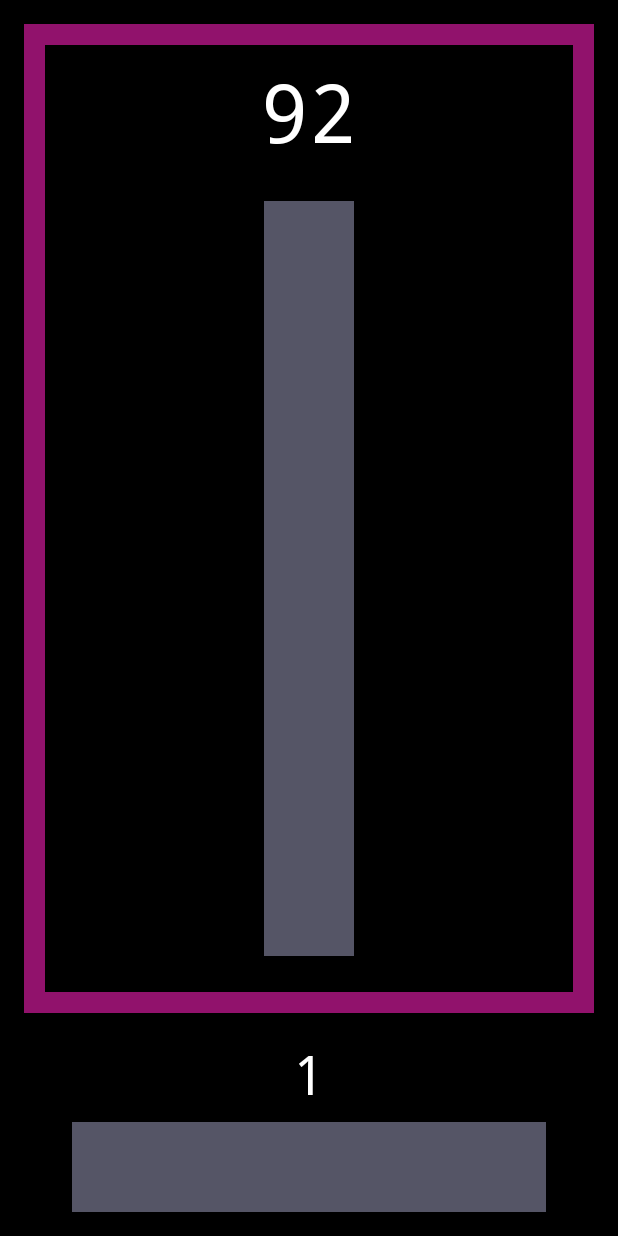
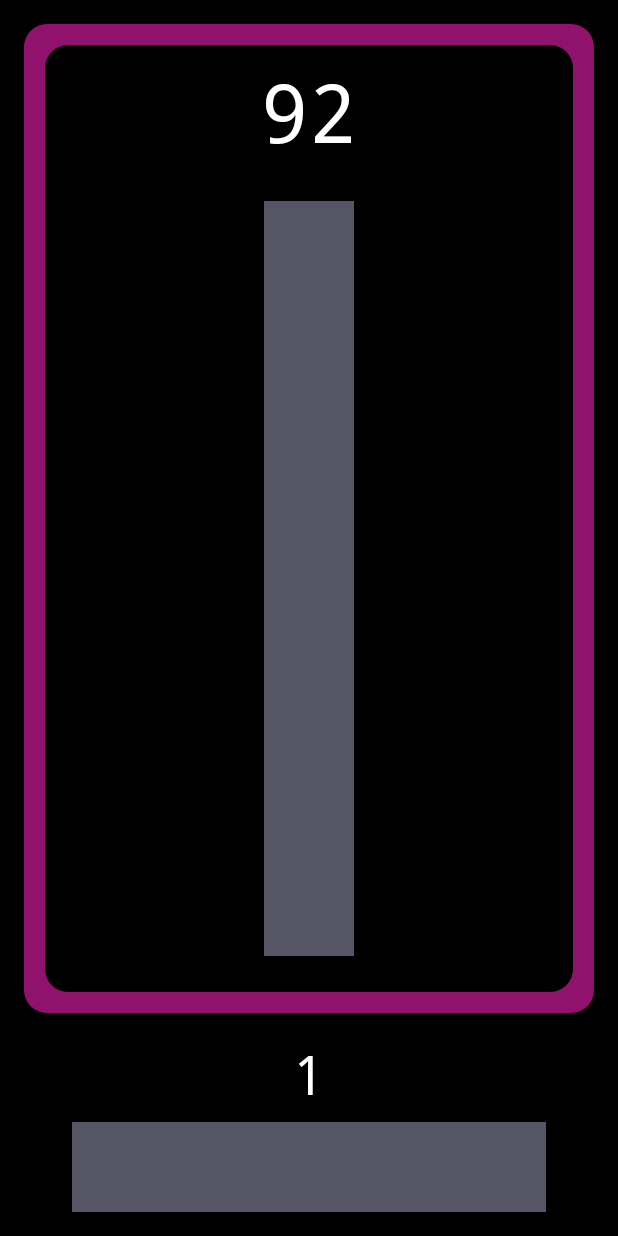
Before and after one commit to scottbiggs/metronome, an Android app: the screen it shows after launch (MainActivity), on a phone screen of 412 x 824 dp. Run offline under Robolectric (Android 15) with nearby library versions, the light colour scheme and no system bars.

Commit message:
initial commit for rounded drawables. flash area now has rounded corners!

```diff
--- /dev/null
+++ b/app/src/main/res/drawable/rounded_corner_black.xml
@@ -0,0 +1,8 @@
+<?xml version="1.0" encoding="utf-8"?>
+<!--
+    Drawable for Views that need rounded corners
+-->
+<shape xmlns:android="http://schemas.android.com/apk/res/android">
+    <corners android:radius="15dp" />
+    <solid android:color="@android:color/black" />
+</shape>
--- /dev/null
+++ b/app/src/main/res/drawable/rounded_corner_primary_dark.xml
@@ -0,0 +1,8 @@
+<?xml version="1.0" encoding="utf-8"?>
+<!--
+    Drawable for Views that need rounded corners
+-->
+<shape xmlns:android="http://schemas.android.com/apk/res/android">
+    <corners android:radius="15dp" />
+    <solid android:color="@color/colorPrimaryDark" />
+</shape>
--- a/app/src/main/res/layout/activity_main.xml
+++ b/app/src/main/res/layout/activity_main.xml
@@ -42,7 +42,7 @@
         android:layout_width="match_parent"
         android:layout_height="0dp"
         android:layout_margin="16dp"
-        android:background="@color/colorPrimaryDark"
+        android:background="@drawable/rounded_corner_primary_dark"
         app:layout_constraintBottom_toTopOf="@id/accent_tv"
         app:layout_constraintEnd_toEndOf="parent"
         app:layout_constraintTop_toTopOf="parent"
@@ -53,6 +53,7 @@
             android:layout_width="0dp"
             android:layout_height="0dp"
             android:layout_margin="14dp"
+            android:background="@drawable/rounded_corner_black"
             app:layout_constraintBottom_toBottomOf="@+id/flash_v"
             app:layout_constraintEnd_toEndOf="@+id/flash_v"
             app:layout_constraintStart_toStartOf="@id/flash_v"
```
Lines whose indentation alone changed are shown as unchanged.
